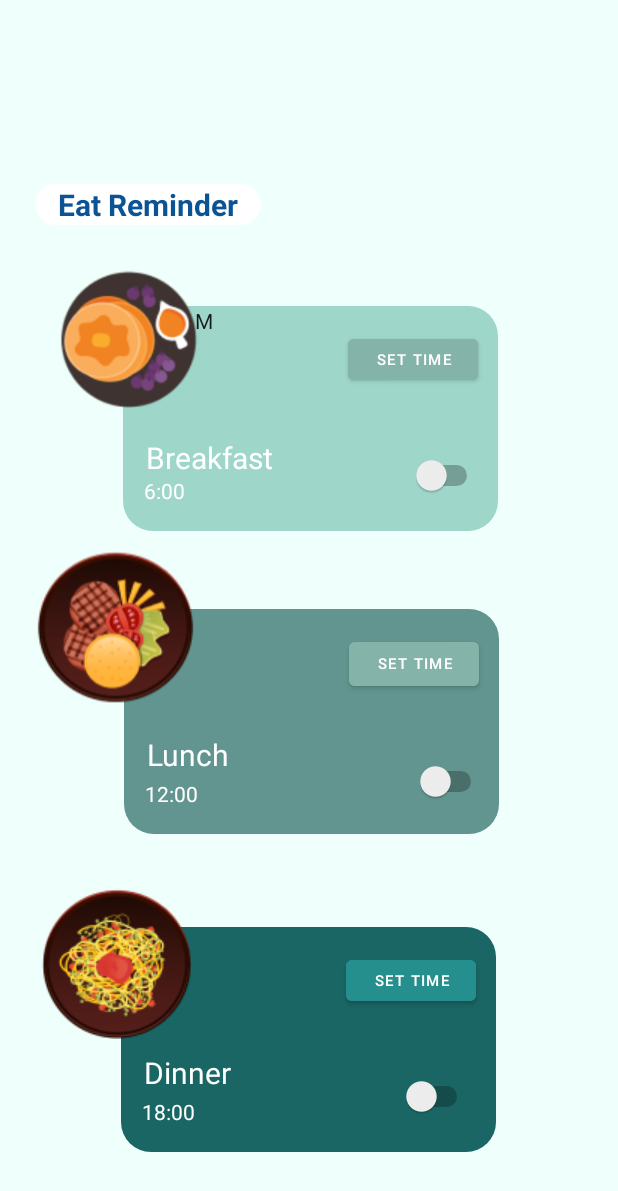
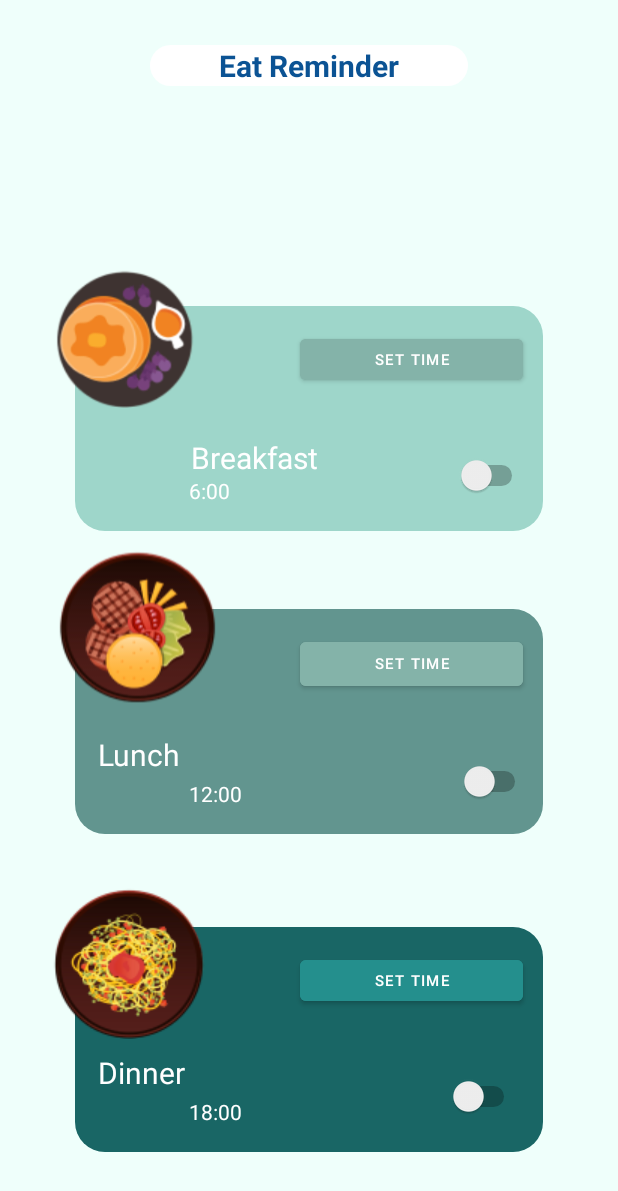
Before and after one commit to joshuawenata/MobileFinalProject, an Android app: the eatreminder screen opened directly, with no data from a screen before it, on a phone screen of 412 x 824 dp. Shown: the top 1191 px of the screen. Run offline under Robolectric (Android 15) with nearby library versions, the phone set to English and light mode, and no system bars; our stand-ins replace Firebase (no records; nobody signed in at launch, a user with empty details on screens opened directly).

Commit message:
eat reminder page restructuring

```diff
--- a/app/src/main/res/layout/activity_eatreminder.xml
+++ b/app/src/main/res/layout/activity_eatreminder.xml
@@ -9,15 +9,12 @@
 
     <TextView
         android:id="@+id/eatreminder_view"
-        android:layout_width="150dp"
+        android:layout_width="wrap_content"
         android:layout_height="wrap_content"
         android:layout_alignParentStart="true"
         android:layout_alignParentEnd="true"
-        android:layout_alignParentBottom="true"
-        android:layout_marginStart="23dp"
-        android:layout_marginTop="60dp"
-        android:layout_marginEnd="238dp"
-        android:layout_marginBottom="674dp"
+        android:layout_marginTop="30dp"
+        android:layout_marginHorizontal="100dp"
         android:background="@drawable/curved_layout"
         android:backgroundTint="@color/white"
         android:text="Eat Reminder"
@@ -33,16 +30,14 @@
     <RelativeLayout
         android:layout_width="250dp"
         android:layout_height="150dp"
-        android:layout_alignParentEnd="true"
+        android:layout_alignParentLeft="true"
+        android:layout_alignParentRight="true"
         android:layout_alignParentBottom="true"
-        android:layout_marginEnd="80dp"
         android:layout_marginBottom="470dp"
+        android:layout_marginHorizontal="50dp"
+
         android:background="@drawable/curved_layout"
-        android:backgroundTint="#9ED6CA"
-        app:layout_constraintBottom_toTopOf="@+id/eatreminder_relativeLayout2"
-        app:layout_constraintEnd_toEndOf="parent"
-        app:layout_constraintHorizontal_bias="0.496"
-        app:layout_constraintStart_toStartOf="parent">
+        android:backgroundTint="#9ED6CA">
 
         <Switch
             android:id="@+id/breakfast_switch"
@@ -106,10 +101,8 @@
         android:id="@+id/eatreminder_imgBreakfast"
         android:layout_width="101dp"
         android:layout_height="wrap_content"
-        android:layout_alignParentEnd="true"
         android:layout_alignParentBottom="true"
-        android:layout_marginEnd="278dp"
-
+        android:layout_marginLeft="30dp"
         android:layout_marginBottom="547dp"
         android:src="@drawable/breakfast"
         app:layout_constraintBottom_toTopOf="@+id/eatreminder_imgLunch"
@@ -123,16 +116,17 @@
         android:id="@+id/eatreminder_relativeLayout"
         android:layout_width="250dp"
         android:layout_height="150dp"
-        android:layout_alignParentEnd="true"
         android:layout_alignParentBottom="true"
-        android:layout_marginEnd="81dp"
         android:layout_marginBottom="56dp"
         android:background="@drawable/curved_layout"
         android:backgroundTint="#196665"
         app:layout_constraintBottom_toBottomOf="parent"
         app:layout_constraintEnd_toEndOf="parent"
         app:layout_constraintHorizontal_bias="0.496"
-        app:layout_constraintStart_toStartOf="parent">
+        app:layout_constraintStart_toStartOf="parent"
+        android:layout_alignParentLeft="true"
+        android:layout_alignParentRight="true"
+        android:layout_marginHorizontal="50dp">
 
         <Switch
             android:id="@+id/dinner_switch"
@@ -193,10 +187,9 @@
         android:id="@+id/eatreminder_imgLunch"
         android:layout_width="wrap_content"
         android:layout_height="wrap_content"
-        android:layout_alignParentEnd="true"
         android:layout_alignParentBottom="true"
-        android:layout_marginEnd="278dp"
         android:layout_marginBottom="131dp"
+        android:layout_marginLeft="30dp"
         android:src="@drawable/lunch"
         app:layout_constraintBottom_toTopOf="@+id/eatreminder_imgDinner"
         app:layout_constraintEnd_toEndOf="parent"
@@ -207,16 +200,13 @@
         android:id="@+id/eatreminder_relativeLayout2"
         android:layout_width="250dp"
         android:layout_height="150dp"
-        android:layout_alignParentEnd="true"
         android:layout_alignParentBottom="true"
-        android:layout_marginEnd="79dp"
         android:layout_marginBottom="268dp"
         android:background="@drawable/curved_layout"
         android:backgroundTint="#62958F"
-        app:layout_constraintBottom_toTopOf="@+id/eatreminder_relativeLayout"
-        app:layout_constraintEnd_toEndOf="parent"
-        app:layout_constraintHorizontal_bias="0.496"
-        app:layout_constraintStart_toStartOf="parent">
+        android:layout_alignParentLeft="true"
+        android:layout_alignParentRight="true"
+        android:layout_marginHorizontal="50dp">
 
         <Switch
             android:id="@+id/lunch_switch"
@@ -277,10 +267,9 @@
         android:id="@+id/eatreminder_imgDinner"
         android:layout_width="wrap_content"
         android:layout_height="119dp"
-        android:layout_alignParentEnd="true"
         android:layout_alignParentBottom="true"
-        android:layout_marginEnd="277dp"
         android:layout_marginBottom="350dp"
+        android:layout_marginLeft="30dp"
         android:src="@drawable/dinner"
         app:layout_constraintBottom_toBottomOf="parent"
         app:layout_constraintEnd_toEndOf="parent"
```
